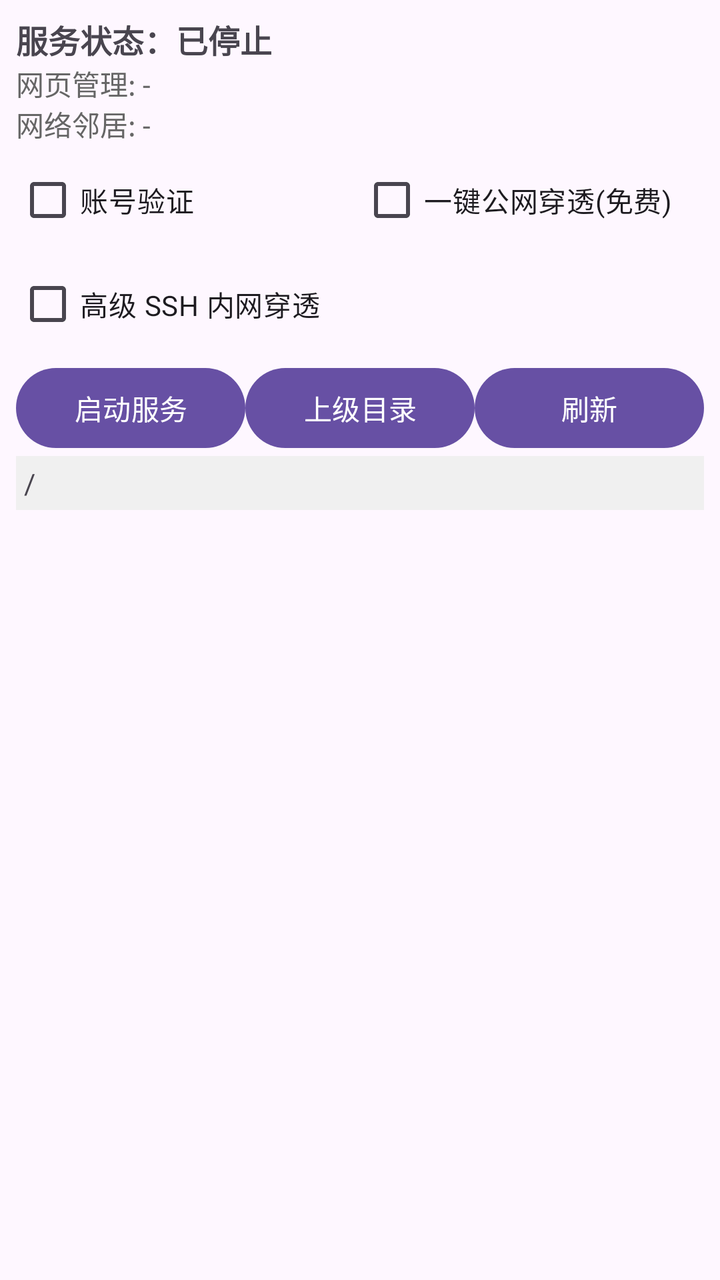
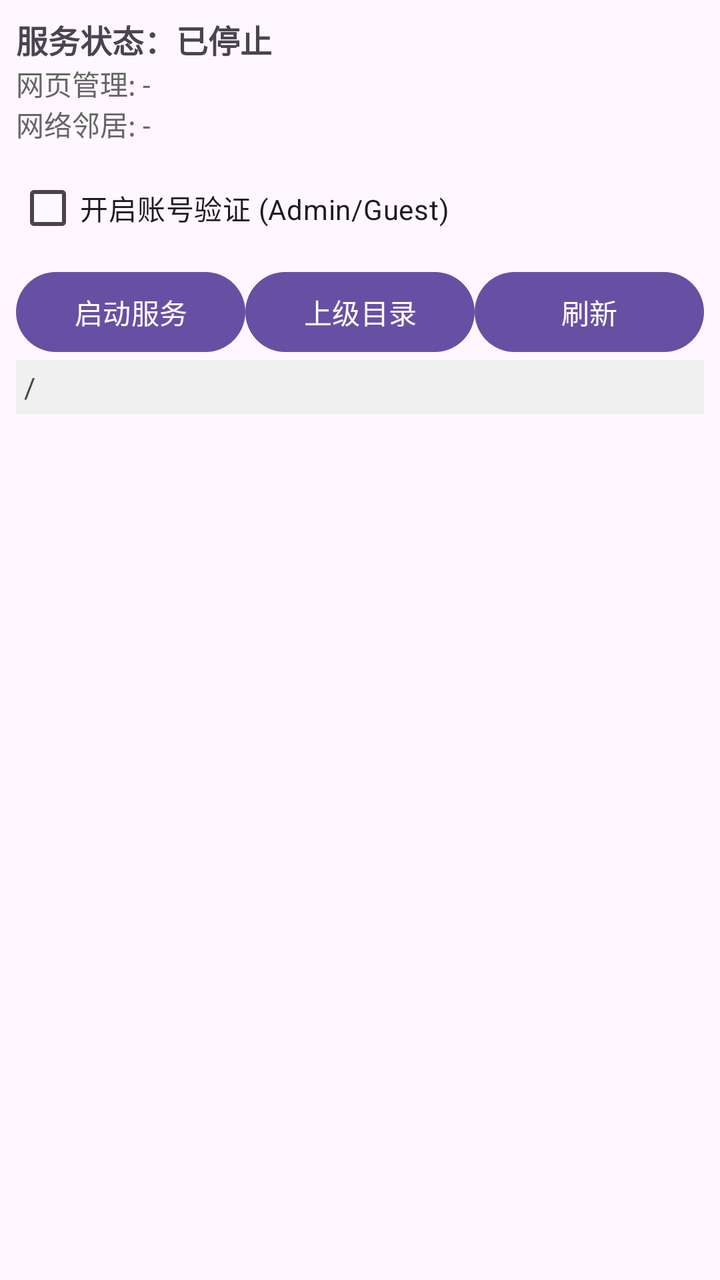

The first picture is an Android layout as it rendered before a commit; the second is the same layout after the commit. The layout source and the unified diff follow.
<!-- AndroidManifest.xml: another module's application theme Theme.NASClient -->
<!-- res/layout/activity_main.xml -->
<?xml version="1.0" encoding="utf-8"?>
<LinearLayout xmlns:android="http://schemas.android.com/apk/res/android"
    android:id="@+id/main_layout"
    android:layout_width="fill_parent"
    android:layout_height="fill_parent"
    android:orientation="vertical"
    android:padding="8dp">

    <TextView android:id="@+id/statusView" android:layout_width="fill_parent" android:layout_height="wrap_content" android:textSize="16sp" android:textStyle="bold" android:text="服务状态：已停止" />
    <TextView android:id="@+id/ipView" android:layout_width="fill_parent" android:layout_height="wrap_content" android:textSize="14sp" android:textColor="#666666" android:text="网页管理: -\n网络邻居: -" />

    <LinearLayout android:layout_width="fill_parent" android:layout_height="wrap_content" android:orientation="horizontal" android:layout_marginTop="4dp">
        <CheckBox android:id="@+id/cbAuth" android:layout_width="0dp" android:layout_height="wrap_content" android:layout_weight="1" android:text="账号验证" />
        <CheckBox android:id="@+id/cbFreeTunnel" android:layout_width="0dp" android:layout_height="wrap_content" android:layout_weight="1" android:text="一键公网穿透(免费)" />
    </LinearLayout>
    
    <LinearLayout android:layout_width="fill_parent" android:layout_height="wrap_content" android:orientation="horizontal" android:layout_marginTop="4dp">
        <CheckBox android:id="@+id/cbTunnel" android:layout_width="match_parent" android:layout_height="wrap_content" android:text="高级 SSH 内网穿透" />
    </LinearLayout>

    <LinearLayout android:layout_width="fill_parent" android:layout_height="wrap_content" android:orientation="horizontal" android:layout_marginTop="4dp">
        <Button android:id="@+id/toggleBtn" android:layout_width="0dp" android:layout_height="wrap_content" android:layout_weight="1" android:text="启动服务" />
        <Button android:id="@+id/upBtn" android:layout_width="0dp" android:layout_height="wrap_content" android:layout_weight="1" android:text="上级目录" />
        <Button android:id="@+id/refreshBtn" android:layout_width="0dp" android:layout_height="wrap_content" android:layout_weight="1" android:text="刷新" />
    </LinearLayout>

    <TextView android:id="@+id/pathView" android:layout_width="fill_parent" android:layout_height="wrap_content" android:textSize="14sp" android:padding="4dp" android:background="#F0F0F0" android:text="/" />
    <ListView android:id="@+id/listView" android:layout_width="fill_parent" android:layout_height="0dp" android:layout_weight="1" />
</LinearLayout>
<!-- resources referenced by this layout -->
<resources>
  <style name="Theme.NASClient" parent="Theme.Material3.DayNight.NoActionBar">
          <item name="colorPrimary">#6750A4</item>
          <item name="colorOnPrimary">#FFFFFF</item>
          <item name="colorPrimaryContainer">#EADDFF</item>
          <item name="colorOnPrimaryContainer">#21005D</item>
      </style>
</resources>

<!-- the commit's change to res/layout/activity_main.xml (unified diff, before → after) -->
@@ -6,24 +6,71 @@
     android:orientation="vertical"
     android:padding="8dp">
 
-    <TextView android:id="@+id/statusView" android:layout_width="fill_parent" android:layout_height="wrap_content" android:textSize="16sp" android:textStyle="bold" android:text="服务状态：已停止" />
-    <TextView android:id="@+id/ipView" android:layout_width="fill_parent" android:layout_height="wrap_content" android:textSize="14sp" android:textColor="#666666" android:text="网页管理: -\n网络邻居: -" />
+    <TextView
+        android:id="@+id/statusView"
+        android:layout_width="fill_parent"
+        android:layout_height="wrap_content"
+        android:textSize="16sp"
+        android:textStyle="bold"
+        android:text="服务状态：已停止" />
 
-    <LinearLayout android:layout_width="fill_parent" android:layout_height="wrap_content" android:orientation="horizontal" android:layout_marginTop="4dp">
-        <CheckBox android:id="@+id/cbAuth" android:layout_width="0dp" android:layout_height="wrap_content" android:layout_weight="1" android:text="账号验证" />
-        <CheckBox android:id="@+id/cbFreeTunnel" android:layout_width="0dp" android:layout_height="wrap_content" android:layout_weight="1" android:text="一键公网穿透(免费)" />
-    </LinearLayout>
-    
-    <LinearLayout android:layout_width="fill_parent" android:layout_height="wrap_content" android:orientation="horizontal" android:layout_marginTop="4dp">
-        <CheckBox android:id="@+id/cbTunnel" android:layout_width="match_parent" android:layout_height="wrap_content" android:text="高级 SSH 内网穿透" />
+    <TextView
+        android:id="@+id/ipView"
+        android:layout_width="fill_parent"
+        android:layout_height="wrap_content"
+        android:textSize="14sp"
+        android:textColor="#666666"
+        android:text="网页管理: -\n网络邻居: -" />
+
+    <LinearLayout
+        android:layout_width="fill_parent"
+        android:layout_height="wrap_content"
+        android:orientation="horizontal"
+        android:layout_marginTop="8dp">
+        <CheckBox
+            android:id="@+id/cbAuth"
+            android:layout_width="wrap_content"
+            android:layout_height="wrap_content"
+            android:text="开启账号验证 (Admin/Guest)" />
     </LinearLayout>
 
-    <LinearLayout android:layout_width="fill_parent" android:layout_height="wrap_content" android:orientation="horizontal" android:layout_marginTop="4dp">
-        <Button android:id="@+id/toggleBtn" android:layout_width="0dp" android:layout_height="wrap_content" android:layout_weight="1" android:text="启动服务" />
-        <Button android:id="@+id/upBtn" android:layout_width="0dp" android:layout_height="wrap_content" android:layout_weight="1" android:text="上级目录" />
-        <Button android:id="@+id/refreshBtn" android:layout_width="0dp" android:layout_height="wrap_content" android:layout_weight="1" android:text="刷新" />
+    <LinearLayout
+        android:layout_width="fill_parent"
+        android:layout_height="wrap_content"
+        android:orientation="horizontal"
+        android:layout_marginTop="4dp">
+        <Button
+            android:id="@+id/toggleBtn"
+            android:layout_width="0dp"
+            android:layout_height="wrap_content"
+            android:layout_weight="1"
+            android:text="启动服务" />
+        <Button
+            android:id="@+id/upBtn"
+            android:layout_width="0dp"
+            android:layout_height="wrap_content"
+            android:layout_weight="1"
+            android:text="上级目录" />
+        <Button
+            android:id="@+id/refreshBtn"
+            android:layout_width="0dp"
+            android:layout_height="wrap_content"
+            android:layout_weight="1"
+            android:text="刷新" />
     </LinearLayout>
 
-    <TextView android:id="@+id/pathView" android:layout_width="fill_parent" android:layout_height="wrap_content" android:textSize="14sp" android:padding="4dp" android:background="#F0F0F0" android:text="/" />
-    <ListView android:id="@+id/listView" android:layout_width="fill_parent" android:layout_height="0dp" android:layout_weight="1" />
+    <TextView
+        android:id="@+id/pathView"
+        android:layout_width="fill_parent"
+        android:layout_height="wrap_content"
+        android:textSize="14sp"
+        android:padding="4dp"
+        android:background="#F0F0F0"
+        android:text="/" />
+
+    <ListView
+        android:id="@+id/listView"
+        android:layout_width="fill_parent"
+        android:layout_height="0dp"
+        android:layout_weight="1" />
 </LinearLayout>
